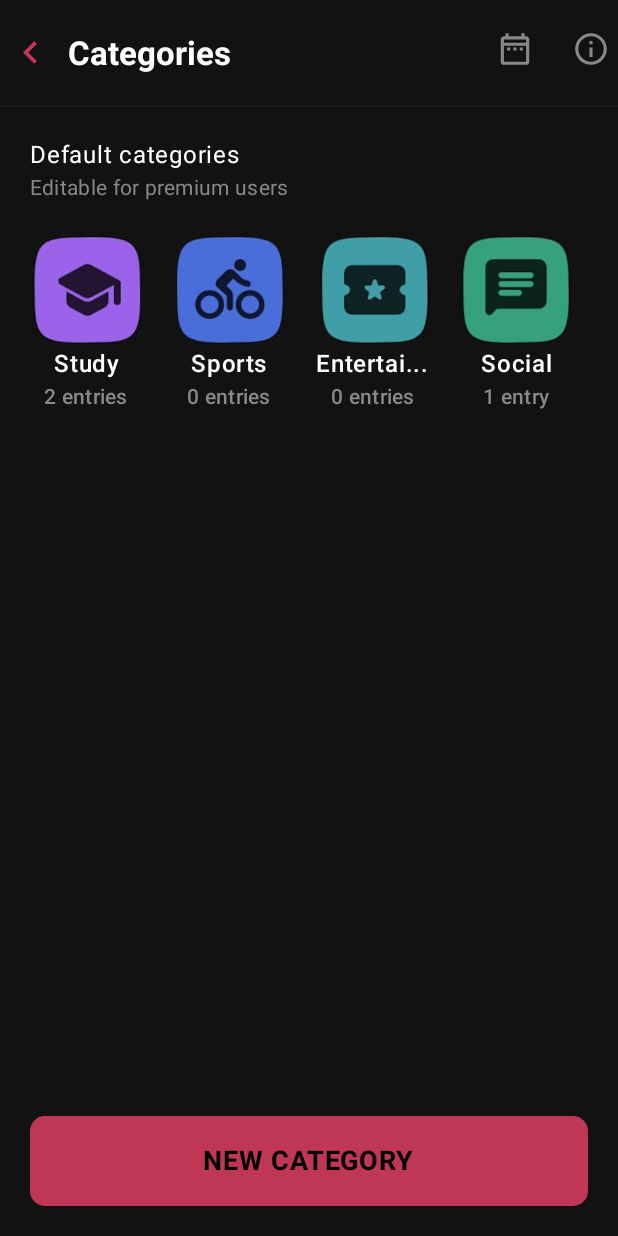
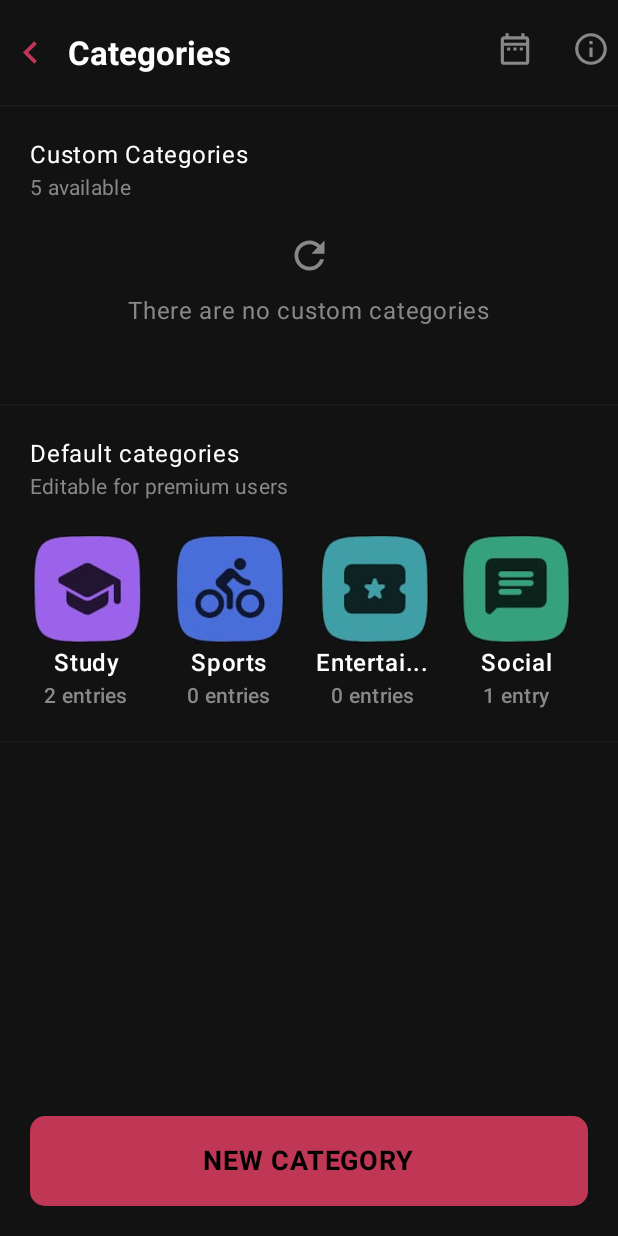
Before and after one commit to aminakhtar5595/LoopWell, an Android app built with Jetpack Compose: the CategoriesScreen screen opened through its navigation route, after a tap on "NEW CATEGORY", on a phone screen of 412 x 824 dp. Run offline under Robolectric (Android 15) with nearby library versions, the phone set to English and light mode, and no system bars; our stand-ins replace accompanist.

Commit message:
Added custom categories section in category screen

```diff
--- a/app/src/main/java/com/example/loopwell/ui/navigation/AppNavigation.kt
+++ b/app/src/main/java/com/example/loopwell/ui/navigation/AppNavigation.kt
@@ -19,18 +19,18 @@ import kotlinx.coroutines.delay
 @RequiresApi(Build.VERSION_CODES.O)
 @Composable
 fun AppNavigation(navController: NavHostController, modifier: Modifier = Modifier) {
-    NavHost(navController = navController, startDestination = "category", modifier = modifier) {
+    NavHost(navController = navController, startDestination = "home", modifier = modifier) {
         composable("splash") { SplashScreen() }
         composable("home") { HomeScreen(navController) }
         composable("onboarding") { OnboardingFlow(navController) }
         composable("habits") { HabitsScreen() }
         composable("tasks") { TasksScreen() }
-        composable("category") { CategoriesScreen() }
+        composable("category") { CategoriesScreen(navController) }
     }
 
     LaunchedEffect(Unit) {
         delay(2000)
-        navController.navigate("category") {
+        navController.navigate("home") {
             popUpTo("splash") { inclusive = true }
         }
     }
--- a/app/src/main/java/com/example/loopwell/ui/screens/categories/CategoriesScreen.kt
+++ b/app/src/main/java/com/example/loopwell/ui/screens/categories/CategoriesScreen.kt
@@ -2,6 +2,7 @@ package com.example.loopwell.ui.screens.categories
 
 import androidx.compose.foundation.Image
 import androidx.compose.foundation.background
+import androidx.compose.foundation.clickable
 import androidx.compose.foundation.layout.Arrangement
 import androidx.compose.foundation.layout.Box
 import androidx.compose.foundation.layout.Column
@@ -20,6 +21,7 @@ import androidx.compose.material.icons.Icons
 import androidx.compose.material.icons.outlined.DateRange
 import androidx.compose.material.icons.outlined.Info
 import androidx.compose.material.icons.outlined.KeyboardArrowLeft
+import androidx.compose.material.icons.outlined.Refresh
 import androidx.compose.material3.Button
 import androidx.compose.material3.ButtonDefaults
 import androidx.compose.material3.HorizontalDivider
@@ -34,6 +36,7 @@ import androidx.compose.ui.res.painterResource
 import androidx.compose.ui.text.font.FontWeight
 import androidx.compose.ui.unit.dp
 import androidx.compose.ui.unit.sp
+import androidx.navigation.NavController
 import com.example.loopwell.R
 import com.example.loopwell.ui.model.Category
 import com.example.loopwell.ui.theme.BackgroundColor
@@ -41,7 +44,7 @@ import com.example.loopwell.ui.theme.DarkGray
 import com.example.loopwell.ui.theme.Red
 
 @Composable
-fun CategoriesScreen() {
+fun CategoriesScreen(navController: NavController) {
     val categories = listOf(
         Category("Study", R.drawable.study_icon, "2 entries"),
         Category("Sports", R.drawable.sports_icon, "0 entries"),
@@ -69,21 +72,39 @@ fun CategoriesScreen() {
             modifier = Modifier
                 .fillMaxSize()
         ) {
-            HeaderView()
+            HeaderView(navController)
             HorizontalDivider(thickness = 1.dp, color = DarkGray)
 
             Column (
-                Modifier.padding(vertical = 20.dp, horizontal = 20.dp),
+                Modifier.padding(20.dp),
             ) {
-                Text(
-                    text = "Default categories",
-                    style = MaterialTheme.typography.bodyLarge.copy(color = Color.White)
-                )
+                CategoryHeader(title = "Custom Categories", description = "5 available")
+                Spacer(modifier = Modifier.height(20.dp))
 
-                Text(
-                    text = "Editable for premium users",
-                    style = MaterialTheme.typography.bodyMedium.copy(color = Color.Gray)
-                )
+                Column (
+                    horizontalAlignment = Alignment.CenterHorizontally,
+                    modifier = Modifier.fillMaxWidth()
+                ) {
+                    Icon(
+                        imageVector = Icons.Outlined.Refresh,
+                        contentDescription = "No category icon",
+                        modifier = Modifier.size(30.dp),
+                        tint = Color.Gray
+                    )
+                    Text(
+                        text = "There are no custom categories",
+                        style = MaterialTheme.typography.bodyLarge.copy(
+                            color = Color.Gray
+                        ), modifier = Modifier.padding(top = 10.dp, bottom = 30.dp)
+                    )
+                }
+
+            }
+            HorizontalDivider(thickness = 1.dp, color = DarkGray)
+            Column (
+                Modifier.padding(20.dp),
+            ) {
+                CategoryHeader(title = "Default categories", description = "Editable for premium users")
                 Spacer(modifier = Modifier.height(20.dp))
 
                 LazyRow(horizontalArrangement = Arrangement.spacedBy(20.dp)) {
@@ -92,11 +113,15 @@ fun CategoriesScreen() {
                     }
                 }
             }
+            HorizontalDivider(thickness = 1.dp, color = DarkGray)
         }
         Button(
             onClick = {  },
             shape = RoundedCornerShape(10.dp),
-            modifier = Modifier.fillMaxWidth().align(Alignment.BottomCenter).padding(20.dp),
+            modifier = Modifier
+                .fillMaxWidth()
+                .align(Alignment.BottomCenter)
+                .padding(20.dp),
             contentPadding = PaddingValues(vertical = 18.dp),
             colors = ButtonDefaults.buttonColors(contentColor = Color.Black, containerColor = Red),
         ) {
@@ -109,7 +134,7 @@ fun CategoriesScreen() {
 }
 
 @Composable
-fun HeaderView () {
+fun HeaderView (navController: NavController) {
     Row (
         Modifier
             .fillMaxWidth()
@@ -122,7 +147,7 @@ fun HeaderView () {
             Icon(
                 imageVector = Icons.Outlined.KeyboardArrowLeft,
                 contentDescription = "Back arrow icon",
-                modifier = Modifier.size(30.dp),
+                modifier = Modifier.size(30.dp).clickable { navController.popBackStack() },
                 tint = Red
             )
 
@@ -180,3 +205,16 @@ fun CategoryItem(category: Category) {
         )
     }
 }
+
+@Composable
+fun CategoryHeader(title: String, description: String) {
+    Text(
+        text = title,
+        style = MaterialTheme.typography.bodyLarge.copy(color = Color.White)
+    )
+
+    Text(
+        text = description,
+        style = MaterialTheme.typography.bodyMedium.copy(color = Color.Gray)
+    )
+}
```
